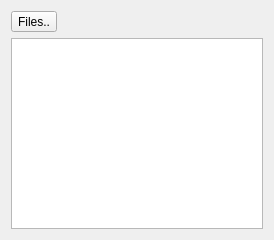
Dingola/Qt-LogViewer, file QT_Project/Forms/LogViewWidget.ui: the form before one commit.
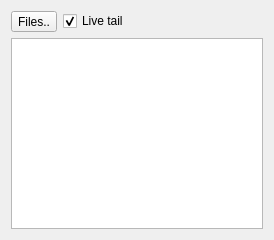
The form after the commit. Custom widgets are drawn as their Qt base class.

Commit message: feat(controller, ui): integrate log history and live tailing

The edit to the form file:
```diff
--- a/QT_Project/Forms/LogViewWidget.ui
+++ b/QT_Project/Forms/LogViewWidget.ui
@@ -23,6 +23,16 @@
        </property>
       </widget>
      </item>
+      <item>
+        <widget class="QCheckBox" name="checkBoxLiveTail">
+          <property name="text">
+            <string>Live tail</string>
+          </property>
+          <property name="checked">
+            <bool>true</bool>
+          </property>
+        </widget>
+      </item>
      <item>
       <widget class="LogFilterWidget" name="logFilterWidget" native="true"/>
      </item>
```
The commit also changes 9 other files.
